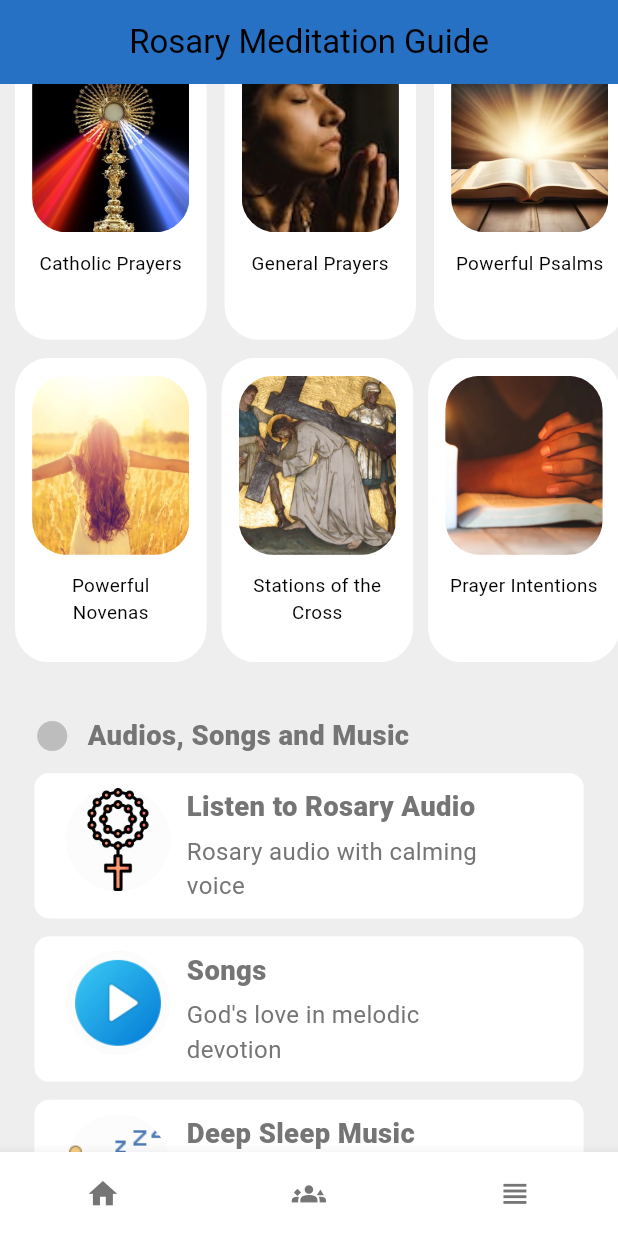
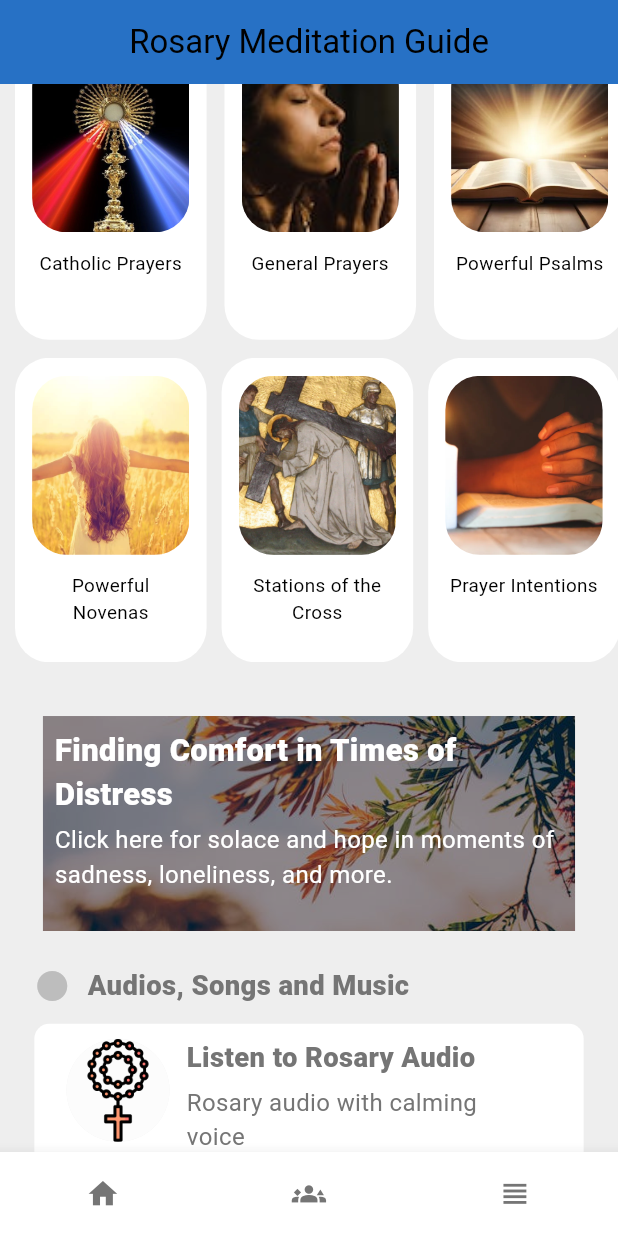
Before and after one commit to rosarymeditation/rosary_app, a Flutter app: the screen it shows after launch, scrolled down 576 dp, on a phone screen of 412 x 824 dp. Run offline on Flutter 3.47's test engine with Material 3 defaults, Android fonts, the light colour scheme and no system bars; our stand-ins replace audio_service, audio_video_progress_bar, avatar_glow, awesome_dialog, cached_network_image, confetti and 22 more; missing offline and left inert: launch_review, rate_my_app; accounts and stored records are empty; network calls fail; Roboto replaces fonts that are missing (Georgian); project files that could hold a hidden picture were left out.

Commit message:
Added distress solace

```diff
--- a/lib/controllers/affirmation_controller.dart
+++ b/lib/controllers/affirmation_controller.dart
@@ -26,7 +26,9 @@ class AffirmationController extends GetxController implements GetxService {
   final AffirmationRepo dailyAffirmationRepo;
   final SharedPreferences sharedPreferences;
   AffirmationController(
-      {required this.dailyAffirmationRepo, required this.sharedPreferences});
+      {required this.dailyAffirmationRepo, required this.sharedPreferences}) {
+    _dailyAffirmation = dailyAffirmationRepo.getAffirmationCache();
+  }
   var _authController = Get.find<AuthController>();
 
   bool _isLoading = false;
--- a/lib/controllers/dailyVerse_controller.dart
+++ b/lib/controllers/dailyVerse_controller.dart
@@ -24,7 +24,9 @@ class DailyVerseController extends GetxController implements GetxService {
   final DailyVerseRepo dailyVerseRepo;
   final SharedPreferences sharedPreferences;
   DailyVerseController(
-      {required this.dailyVerseRepo, required this.sharedPreferences});
+      {required this.dailyVerseRepo, required this.sharedPreferences}) {
+    _dailyVerseModel = dailyVerseRepo.getDailyVerseCache();
+  }
   var _authController = Get.find<AuthController>();
 
   bool _isLoading = false;
@@ -32,7 +34,11 @@ class DailyVerseController extends GetxController implements GetxService {
   bool _hasVerse = false;
   bool get hasVerse => _hasVerse;
 
-  late DailyVerseModel _dailyVerseModel;
+  DailyVerseModel _dailyVerseModel = DailyVerseModel(
+      content:
+          "Trust in the Lord with all your heart and lean not on your own understanding; in all your ways submit to him, and he will make your paths straight",
+      verse: "Proverbs 3:5-6",
+      id: "");
   DailyVerseModel get dailyVerseModel => _dailyVerseModel;
 
   Future<ResponseModel> getDailyVerse(languageCode) async {
--- /dev/null
+++ b/lib/controllers/distress_controller.dart
@@ -0,0 +1,102 @@
+import 'dart:math';
+import 'dart:ui';
+
+import 'package:get/get.dart';
+import 'package:rosary/data/repository/distress_repo.dart';
+import 'package:rosary/data/repository/prayer_request_repo.dart';
+import 'package:rosary/model/comment_model.dart';
+import 'package:rosary/model/distress_model.dart';
+import 'package:rosary/model/prayer_request_model.dart';
+import 'package:shared_preferences/shared_preferences.dart';
+
+import '../data/repository/feedComment_repo.dart';
+import '../data/repository/feed_repo.dart';
+import '../data/repository/prayer_repo.dart';
+import '../model/feed_model.dart';
+import '../model/online_prayer_model.dart';
+import '../model/response_model.dart';
+import '../utils/constants.dart';
+import 'langauge_controller.dart';
+
+class DistressController extends GetxController {
+  final DistressRepo distressRepo;
+  DistressController({required this.distressRepo});
+
+  var _local = Get.find<LocalizationController>();
+  List<DistressModel> get distressList => _distressList.length > 0
+      ? _distressList
+      : distressRepo.distressCacheList();
+  List<DistressModel> _distressList = [];
+
+  // List<OnlinePrayerModel> get cachedCatholicPrayerList =>
+  //     prayerRepo.catholicCacheList();
+  // List<OnlinePrayerModel> get cachedOtherPrayerList =>
+  //     prayerRepo.othersCacheList();
+
+  DistressModel get distress => _distress;
+  late DistressModel _distress;
+
+  bool _isLoaded = false;
+  bool get isLoaded => _isLoaded;
+
+  bool _isMoreLoaded = false;
+  bool get isMoreLoaded => _isMoreLoaded;
+
+  int _limit = 40;
+  int get limit => _limit;
+
+  int _page = 1;
+  int get page => _page;
+
+  void setDistress(DistressModel distress) {
+    _distress = distress;
+    update();
+  }
+
+  Future<void> getDistressList() async {
+    _isLoaded = false;
+    update();
+    _page = 1;
+    try {
+      Response response =
+          await distressRepo.getAll(_page, _limit, _local.selectedIndex);
+      print(response.body);
+      if (response.statusCode == 200) {
+        _distressList = [];
+        print(response.body);
+
+        _distressList.addAll(Distress.fromJson(response.body).distresses);
+        distressRepo.saveDistressAsString(_distressList);
+      }
+      _isLoaded = true;
+      update();
+    } catch (err) {
+      _isLoaded = true;
+      update();
+      print("yesssjddkdkd");
+      print(err);
+    }
+  }
+
+  Future<void> loadMore() async {
+    var newPage = _page + 1;
+    _isMoreLoaded = false;
+
+    try {
+      Response response =
+          await distressRepo.getAll(newPage, _limit, _local.selectedIndex);
+
+      if (response.statusCode == 200) {
+        _distressList.addAll(Distress.fromJson(response.body).distresses);
+        if (_distressList.isNotEmpty) {
+          _page = newPage;
+        }
+      }
+    } catch (err) {
+      print(err);
+    } finally {
+      _isMoreLoaded = true;
+      update();
+    }
+  }
+}
--- /dev/null
+++ b/lib/data/repository/distress_repo.dart
@@ -0,0 +1,48 @@
+import 'dart:convert';
+
+import 'package:get/get.dart';
+import 'package:rosary/model/distress_model.dart';
+import 'package:rosary/model/online_prayer_model.dart';
+import 'package:rosary/model/prayer_request_model.dart';
+import 'package:shared_preferences/shared_preferences.dart';
+
+import '../../utils/constants.dart';
+import '../api/api_client.dart';
+
+class DistressRepo {
+  final ApiClient apiClient;
+  final SharedPreferences sharedPreferences;
+
+  DistressRepo({required this.apiClient, required this.sharedPreferences});
+  List<String> distressString = [];
+
+  Future<Response> getAll(int page, int limit, int code) async {
+    return await apiClient.postData(AppConstant.ALL_DISTRESS_URL,
+        {"page": page, "limit": limit, "code": code});
+  }
+
+  void saveDistressAsString(List<DistressModel> data) {
+    distressString = [];
+    data.forEach((element) {
+      return distressString.add(jsonEncode(element));
+    });
+    sharedPreferences.setStringList(
+        AppConstant.DISTRESS_LIST_CACHE, distressString);
+
+    //print(sharedPreferences.getStringList(AppConstants.POPULAR_COURSE_DATA));
+  }
+
+  List<DistressModel> distressCacheList() {
+    List<String> distressString = [];
+    List<DistressModel> distressList = [];
+    if (sharedPreferences.containsKey(AppConstant.DISTRESS_LIST_CACHE)) {
+      distressString =
+          sharedPreferences.getStringList(AppConstant.DISTRESS_LIST_CACHE)!;
+    }
+
+    for (var element in distressString) {
+      distressList.add(DistressModel.fromJson(jsonDecode(element)));
+    }
+    return distressList;
+  }
+}
--- a/lib/main.dart
+++ b/lib/main.dart
@@ -10,6 +10,7 @@ import 'package:just_audio_background/just_audio_background.dart';
 import 'package:rosary/api/firebase_api.dart';
 import 'package:rosary/controllers/affirmation_controller.dart';
 import 'package:rosary/controllers/dailyVerse_controller.dart';
+import 'package:rosary/controllers/distress_controller.dart';
 import 'package:rosary/controllers/feed_controller.dart';
 import 'package:rosary/controllers/langauge_controller.dart';
 import 'package:rosary/donation/donation_error_screen.dart';
@@ -63,6 +64,8 @@ class MyApp extends StatelessWidget {
         dailyVerseRepo: Get.find(), sharedPreferences: Get.find()));
     var _affirmationController = Get.put(AffirmationController(
         dailyAffirmationRepo: Get.find(), sharedPreferences: Get.find()));
+    var _distressController =
+        Get.put(DistressController(distressRepo: Get.find()));
     var _prayerController = Get.put(PrayerController(prayerRepo: Get.find()));
     Get.put(LogController(logRepo: Get.find()));
     var _psalmController = Get.put(PsalmController(psalmRepo: Get.find()));
@@ -76,6 +79,7 @@ class MyApp extends StatelessWidget {
     _prayerController.getCatholicPrayerList();
     _prayerController.getCatholicPrayerList();
     _prayerController.getNovenaPrayerList();
+    _distressController.getDistressList();
     _psalmController.getPsalmList();
     _verseController.getDailyVerse(_languageController.selectedIndex);
     _affirmationController
--- a/lib/main_screens/start_screen.dart
+++ b/lib/main_screens/start_screen.dart
@@ -8,6 +8,7 @@ import 'package:flutter_screenutil/flutter_screenutil.dart';
 import 'package:get/get.dart';
 import 'package:rosary/controllers/langauge_controller.dart';
 import 'package:rosary/route/route_helpers.dart';
+import 'package:rosary/widgets/dash_simple_widget.dart';
 import 'package:rosary/widgets/start_rosary_widget.dart';
 
 import '../api/firebase_api.dart';
@@ -139,7 +140,7 @@ class _StartScreenState extends State<StartScreen> {
               SizedBox(
                 height: 10.h,
               ),
-              Divider(),
+              const Divider(),
               InkWell(
                 onTap: () {
                   _logController.logMystery();
@@ -281,6 +282,30 @@ class _StartScreenState extends State<StartScreen> {
               SizedBox(
                 height: 30.h,
               ),
+              InkWell(
+                onTap: () {
+                  Get.toNamed(RouteHelpers.distressPage);
+                },
+                child: DashSimpleWidget(
+                    title: "finding_comfort_long".tr,
+                    subTitle: "click_here_to_find_comfort".tr),
+              ),
+              SizedBox(
+                height: 20.h,
+              ),
+              // InkWell(
+              //   onTap: () {
+              //     Get.toNamed(RouteHelpers.adioListingPage);
+              //   },
+              //   child: DashAudioWidget(
+              //     title: "Finding Comfort in Times of Distress",
+              //     subTitle: "rosary_subtitle",
+              //     icon: Icons.play_circle,
+              //     img: "rosary.png",
+              //     iconColor: Colors.orange.shade700,
+              //     num: AudioPlaylist.songsRosary.length,
+              //   ),
+              // ),
               DashLabelWidget(title: "audio_label"),
               SizedBox(
                 height: 10.h,
--- /dev/null
+++ b/lib/model/distress_model.dart
@@ -0,0 +1,46 @@
+import 'prayer_model.dart';
+
+class Distress {
+  late List<DistressModel> _distresses;
+  List<DistressModel> get distresses => _distresses;
+  Distress({
+    required distresses,
+  }) {
+    this._distresses = distresses;
+  }
+
+  Distress.fromJson(Map<String, dynamic> json) {
+    if (json['data'] != null) {
+      _distresses = <DistressModel>[];
+      json['data'].forEach((v) {
+        _distresses.add(new DistressModel.fromJson(v));
+      });
+    }
+  }
+}
+
+class DistressModel {
+  String? id;
+  String? content;
+  String? title;
+  String? url;
+
+  DistressModel({this.id, this.content, this.title, this.url});
+
+  DistressModel.fromJson(Map<String, dynamic> json) {
+    id = json['_id'];
+    content = json['content'];
+    title = json['title'];
+    url = json['url'];
+  }
+
+  Map<String, dynamic> toJson() {
+    final Map<String, dynamic> data = new Map<String, dynamic>();
+    data['_id'] = id;
+    data['content'] = content;
+    data['title'] = title;
+    data['url'] = url;
+
+    return data;
+  }
+}
--- a/lib/novena_screens/novena_list_screen.dart
+++ b/lib/novena_screens/novena_list_screen.dart
@@ -61,7 +61,8 @@ class _PsalmListScreenState extends State<NovenaListScreen> {
                           ),
                           Divider()
                         ],
-                        ));
+                      ),
+                    );
                   },
                 )
               : Center(child: timeoutWidget());
--- a/lib/route/route_helpers.dart
+++ b/lib/route/route_helpers.dart
@@ -3,6 +3,7 @@ import 'package:rosary/auth_screens/change_password.dart';
 import 'package:rosary/auth_screens/forgot_password.dart';
 import 'package:rosary/auth_screens/otp.dart';
 import 'package:rosary/auth_screens/sign_in.dart';
+import 'package:rosary/distress_screens/distress.dart';
 import 'package:rosary/donation/donation_display_screen.dart';
 import 'package:rosary/donation/donation_error_screen.dart';
 import 'package:rosary/donation/donation_screen.dart';
@@ -48,6 +49,7 @@ import 'package:rosary/splash/splash_page.dart';
 import 'package:rosary/stations/station_page.dart';
 import 'package:rosary/tab_home.dart';
 
+import '../distress_screens/distress_detail.dart';
 import '../screens/rosary_progress_prayer.dart';
 import '../auth_screens/sign_up.dart';
 
@@ -55,6 +57,8 @@ class RouteHelpers {
   static const String initial = "/";
   static const String home = "/tab-home";
   static const String deepSleepPage = "/deep-sleep";
+  static const String distressPage = "/distress-page";
+  static const String distressDetailPage = "/distress-detail-page";
   static const String chapletPage = "/home";
   static const String psalmListPage = "/psalm-list-page";
   static const String affirmationAndVerse = "/affirmation_verse";
@@ -110,6 +114,8 @@ class RouteHelpers {
     GetPage(name: donationErrorPage, page: () => DonationErrorScreen()),
     GetPage(name: aboutPage, page: () => AboutPage()),
     GetPage(name: donationPage, page: () => DonationScreen()),
+    GetPage(name: distressPage, page: () => DistressScreen()),
+    GetPage(name: distressDetailPage, page: () => DistressDetailScreen()),
     GetPage(name: bugFeedbackPage, page: () => BugFeedbackPage()),
     GetPage(name: prayerDetailPage, page: () => PrayerDetailScreen()),
     GetPage(name: prayersPage, page: () => PrayersScreen()),
--- a/lib/utils/constants.dart
+++ b/lib/utils/constants.dart
@@ -23,6 +23,7 @@ class AppConstant {
   //userFeeds
   static const String COMMENTS_BY_FEED_URL = "CommentsByFeed";
   static const String ALL_PRAYERS_URL = "prayers";
+  static const String ALL_DISTRESS_URL = "distressList";
   static const String ALL_PSALMS_URL = "psalms";
   static const String ALL_NOVENA_PRAYERS_URL = "novenas";
   static const String ALL_CATHOLIC_PRAYERS_URL = "catholic-prayers";
@@ -86,6 +87,7 @@ class AppConstant {
   static const String PSALM_CACHE = "psalm_cache";
   static const String NOVENA_PRAYER_CACHE = "novena_prayer_cache";
   static const String CATHOLIC_PRAYER_CACHE = "catholic_prayer_cache";
+  static const String DISTRESS_LIST_CACHE = "distress_list_cache";
   static const String DAILY_VERSE_CACHE = "daily_verse_cache";
   static const String AFFIRMATION_CACHE = "affirmation_cache";
   static const String PASSWORD_LENGTH_MSG =
--- /dev/null
+++ b/lib/widgets/dash_simple_widget.dart
@@ -0,0 +1,66 @@
+import 'package:flutter/material.dart';
+import 'package:flutter_screenutil/flutter_screenutil.dart';
+import 'package:rosary/utils/appColor.dart';
+import 'package:rosary/widgets/big_text.dart';
+
+import '../songs/play_list.dart';
+import '../utils/constants.dart';
+import '../utils/dimensions.dart';
+import 'main_text.dart';
+
+class DashSimpleWidget extends StatelessWidget {
+  String title;
+  String subTitle;
+  DashSimpleWidget({
+    super.key,
+    required this.title,
+    required this.subTitle,
+  });
+
+  @override
+  Widget build(BuildContext context) {
+    return Container(
+      margin: EdgeInsets.symmetric(horizontal: 20.w),
+      width: double.maxFinite,
+      child: Container(
+        decoration: BoxDecoration(
+          image: DecorationImage(
+            fit: BoxFit.cover,
+            image: AssetImage("assets/images/solace.jpeg"),
+          ),
+        ),
+        margin: EdgeInsets.symmetric(horizontal: 5.w),
+        height: 120.h,
+        width: double.maxFinite,
+        child: Container(
+          color: Colors.black.withOpacity(0.4),
+          child: Padding(
+            padding: const EdgeInsets.all(8.0),
+            child: Column(
+              crossAxisAlignment: CrossAxisAlignment.start,
+              children: [
+                MainText(
+                  align: TextAlign.left,
+                  text: title,
+                  size: 18.sp,
+                  isBold: true,
+                  color: Colors.white,
+                ),
+                const SizedBox(
+                  height: 5,
+                ),
+                MainText(
+                  align: TextAlign.left,
+                  overflow: TextOverflow.ellipsis,
+                  text: subTitle,
+                  size: 14.sp,
+                  color: Colors.white,
+                ),
+              ],
+            ),
+          ),
+        ),
+      ),
+    );
+  }
+}
--- a/pubspec.yaml
+++ b/pubspec.yaml
@@ -16,7 +16,7 @@ publish_to: 'none' # Remove this line if you wish to publish to pub.dev
 # https://developer.apple.com/library/archive/documentation/General/Reference/InfoPlistKeyReference/Articles/CoreFoundationKeys.html
 # In Windows, build-name is used as the major, minor, and patch parts
 # of the product and file versions while build-number is used as the build suffix.
-version: 1.0.0+32
+version: 1.0.0+33
 
 environment:
   sdk: '>=3.1.0-262.1.beta <4.0.0'
```
Also changed, not shown: lib/distress_screens/distress.dart (added, +161 -0 lines), lib/distress_screens/distress_detail.dart (added, +122 -0 lines), lib/helpers/dependencies.dart (+7 -1 lines), assets/images/solace.jpeg (added), assets/language/en.json, assets/language/es.json, 1 other file. Lines whose indentation alone changed are shown as unchanged.
